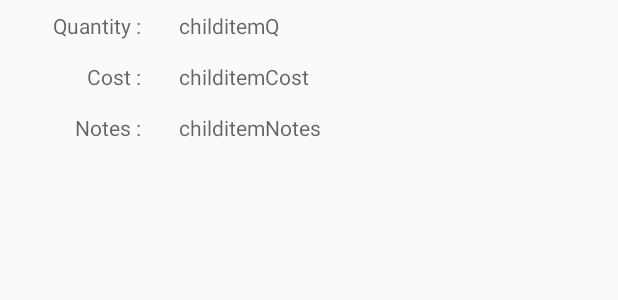
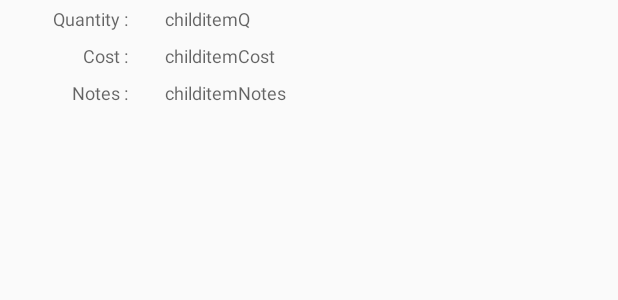
Before and after one commit to oormicreations/ShoppingList, an Android app: the layout child_items.xml on its own in the app's theme, with its tools: preview values and no code run, on a phone screen of 412 x 824 dp. Shown: the top 300 px of the screen. Run offline under Robolectric (Android 15) with nearby library versions, the phone set to English and light mode, and no system bars.

Commit message:
09102017

```diff
--- a/app/src/main/java/in/oormi/shoppinglist/SwipeDetector.java
+++ b/app/src/main/java/in/oormi/shoppinglist/SwipeDetector.java
@@ -14,8 +14,8 @@ public class SwipeDetector implements View.OnTouchListener {
     }
 
     private static final String logTag = "SwipeDetector";
-    private static final int HORIZONTAL_MIN_DISTANCE = 40;
-    private static final int VERTICAL_MIN_DISTANCE = 80;
+    private static final int HORIZONTAL_MIN_DISTANCE = 150;
+    private static final int VERTICAL_MIN_DISTANCE = 300;
     private float downX, downY, upX, upY;
     private Action mSwipeDetected = Action.None;
 
--- a/app/src/main/res/layout/child_items.xml
+++ b/app/src/main/res/layout/child_items.xml
@@ -8,22 +8,22 @@
         android:layout_height="wrap_content"
         android:layout_alignParentLeft="true"
         android:layout_alignParentTop="true"
-        android:paddingBottom="7sp"
+        android:paddingBottom="4sp"
         android:paddingLeft="35sp"
-        android:paddingTop="7sp"
+        android:paddingTop="4sp"
         android:text="Quantity : "
         android:textAppearance="?android:attr/textAppearanceMedium"
-        android:textSize="14sp" />
+        android:textSize="12sp" />
 
     <TextView
         android:id="@+id/childItemQuantity"
         android:layout_width="wrap_content"
         android:layout_height="wrap_content"
-        android:paddingBottom="7sp"
-        android:paddingTop="7sp"
+        android:paddingBottom="4sp"
+        android:paddingTop="4sp"
         android:text="childitemQ"
         android:textAppearance="?android:attr/textAppearanceMedium"
-        android:textSize="14sp"
+        android:textSize="12sp"
         android:layout_alignParentTop="true"
         android:layout_alignStart="@+id/childItemCost" />
 
@@ -31,12 +31,12 @@
         android:id="@+id/tv2"
         android:layout_width="wrap_content"
         android:layout_height="wrap_content"
-        android:paddingBottom="7sp"
+        android:paddingBottom="4sp"
         android:paddingLeft="35sp"
-        android:paddingTop="7sp"
+        android:paddingTop="4sp"
         android:text="Cost : "
         android:textAppearance="?android:attr/textAppearanceMedium"
-        android:textSize="14sp"
+        android:textSize="12sp"
         android:layout_below="@+id/tv1"
         android:layout_alignEnd="@+id/tv1" />
 
@@ -44,11 +44,11 @@
         android:id="@+id/childItemCost"
         android:layout_width="wrap_content"
         android:layout_height="wrap_content"
-        android:paddingBottom="7sp"
-        android:paddingTop="7sp"
+        android:paddingBottom="4sp"
+        android:paddingTop="4sp"
         android:text="childitemCost"
         android:textAppearance="?android:attr/textAppearanceMedium"
-        android:textSize="14sp"
+        android:textSize="12sp"
         android:layout_below="@+id/childItemQuantity"
         android:layout_toEndOf="@+id/tv1"
         android:layout_marginStart="22dp" />
@@ -57,12 +57,12 @@
         android:id="@+id/tv3"
         android:layout_width="wrap_content"
         android:layout_height="wrap_content"
-        android:paddingBottom="7sp"
+        android:paddingBottom="4sp"
         android:paddingLeft="35sp"
-        android:paddingTop="7sp"
+        android:paddingTop="4sp"
         android:text="Notes : "
         android:textAppearance="?android:attr/textAppearanceMedium"
-        android:textSize="14sp"
+        android:textSize="12sp"
         android:layout_below="@+id/tv2"
         android:layout_alignEnd="@+id/tv2" />
 
@@ -70,11 +70,11 @@
         android:id="@+id/childItemNotes"
         android:layout_width="wrap_content"
         android:layout_height="wrap_content"
-        android:paddingBottom="7sp"
-        android:paddingTop="7sp"
+        android:paddingBottom="4sp"
+        android:paddingTop="4sp"
         android:text="childitemNotes"
         android:textAppearance="?android:attr/textAppearanceMedium"
-        android:textSize="14sp"
+        android:textSize="12sp"
         android:layout_below="@+id/childItemCost"
         android:layout_alignStart="@+id/childItemCost" />
 
--- a/app/src/main/res/layout/content_main.xml
+++ b/app/src/main/res/layout/content_main.xml
@@ -21,7 +21,7 @@
         android:text="Estimated Cost : "
         android:textAlignment="center"
         android:textAppearance="@style/TextAppearance.AppCompat.Display1"
-        android:textSize="20sp"
+        android:textSize="16sp"
         app:layout_constraintBottom_toBottomOf="parent"
         app:layout_constraintLeft_toLeftOf="parent"
         app:layout_constraintRight_toRightOf="parent"
@@ -40,7 +40,7 @@
         android:layout_marginTop="60dp"
         android:childDivider="#f2f7c1"
         android:divider="#c8d460"
-        android:dividerHeight="3dp"
+        android:dividerHeight="2dp"
         android:padding="8dp"
         android:scrollbarStyle="outsideOverlay"
         app:layout_constraintBottom_toBottomOf="parent"
--- a/app/src/main/res/layout/group_items.xml
+++ b/app/src/main/res/layout/group_items.xml
@@ -16,7 +16,7 @@
         android:paddingTop="7sp"
         android:text="Heading"
         android:textAppearance="@style/TextAppearance.AppCompat.Headline"
-        android:textSize="20sp"
+        android:textSize="16sp"
         android:layout_alignParentTop="true"
         android:layout_toEndOf="@+id/imageViewStatus" />
 
--- a/app/src/main/res/values/strings.xml
+++ b/app/src/main/res/values/strings.xml
@@ -1,7 +1,7 @@
 <resources>
     <string name="app_name">Shopping List</string>
     <string name="action_info">Info</string>
-    <string name="longpress">Long Press an item to add/edit.</string>
+    <string name="longpress">Long Press an item to add/edit. Swipe to include or exclude</string>
     <string name="dbmsg">Db loaded</string>
     <string name="initmsg">Data Initialized.</string>
     <string name="editCancel">Cancel</string>
```
Also changed, not shown: app/src/main/java/in/oormi/shoppinglist/DatabaseHandler.java (+8 -1 lines), app/src/main/java/in/oormi/shoppinglist/MainActivity.java (+18 -15 lines).
